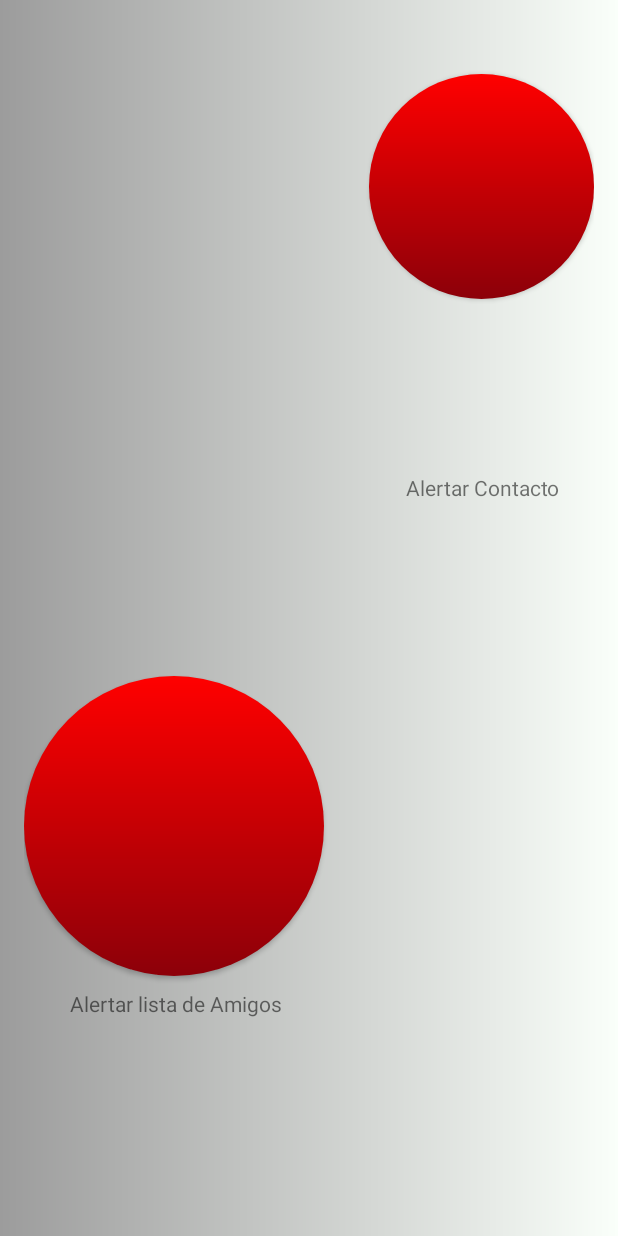
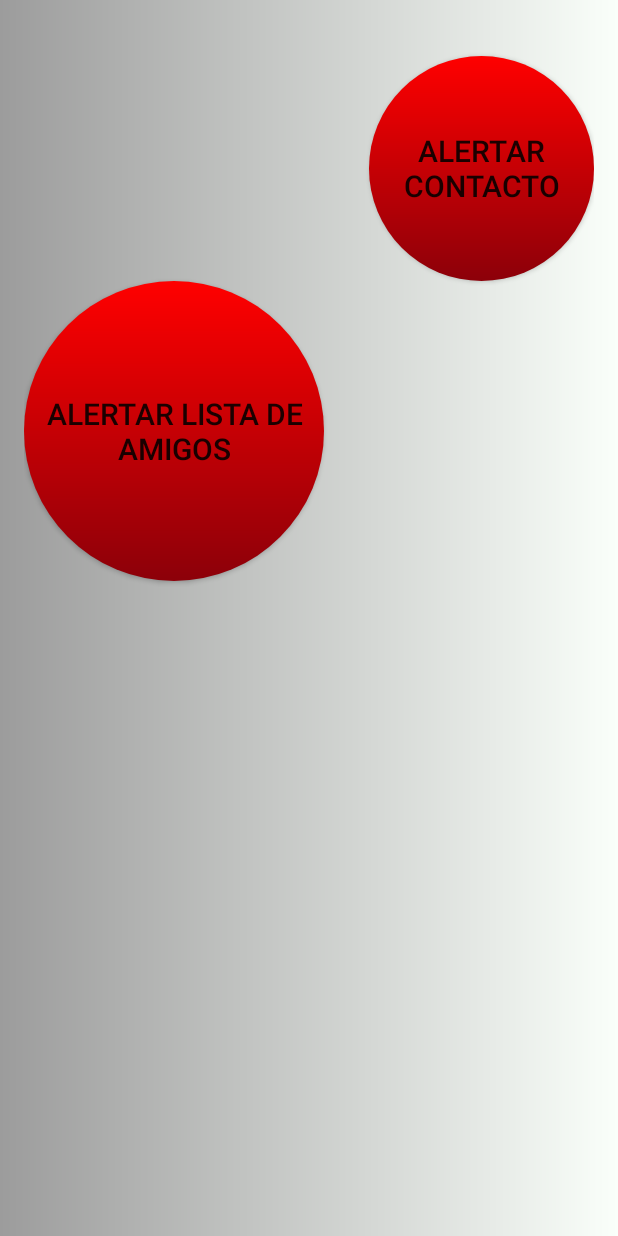
Before and after one commit to Mariani88/Lp4TP, an Android app: the screen it shows after launch (MainActivity), on a phone screen of 412 x 824 dp. Run offline under Robolectric (Android 15) with nearby library versions, the phone set to English and light mode, and no system bars.

Commit message:
corrijo errores en interface grafica de activacion e implemento funcion de prueba.

```diff
--- a/BotonDePanico/app/src/main/res/layout/activity_envio_de_sms.xml
+++ b/BotonDePanico/app/src/main/res/layout/activity_envio_de_sms.xml
@@ -64,7 +64,6 @@
         android:layout_width="wrap_content"
         android:layout_height="wrap_content"
         android:id="@+id/messageBody"
-        android:text="@string/textoAEnviar"
         android:layout_alignParentLeft="true"
         android:layout_alignParentStart="true"
         android:layout_above="@+id/centerPoint"
--- a/BotonDePanico/app/src/main/res/layout/activity_main.xml
+++ b/BotonDePanico/app/src/main/res/layout/activity_main.xml
@@ -11,16 +11,17 @@
     android:orientation="vertical"
     android:weightSum="1">
 
-    <Button
+    <TextView
         android:layout_width="wrap_content"
-        android:layout_height="33dp"
-        android:text="New Button"
-        android:id="@+id/button"
-        android:layout_gravity="center_horizontal"
-        android:alpha="0"/>
+        android:layout_height="wrap_content"
+        android:text="MODO DE PRUEBA ACTIVADO"
+        android:visibility="invisible"
+        android:id="@+id/campoTipoDeUso"
+        android:textSize="15dp"/>
 
     <Button
         android:id="@+id/botonAlertarContacto"
+        android:text="Alertar Contacto"
         android:layout_width="150dp"
         android:layout_height="150dp"
         android:background="@drawable/boton_circular"
@@ -34,14 +35,7 @@
         android:layout_gravity="right"
 />
 
-    <TextView
-        android:layout_width="149dp"
-        android:layout_height="wrap_content"
-        android:text="Alertar Contacto"
-        android:id="@+id/alertarContactoTextView"
-        android:gravity="center"
-        android:layout_gravity="right"
-        android:layout_weight="0.66" />
+
 
     <Button
         android:id="@+id/botonAlertarAmigos"
@@ -54,12 +48,12 @@
         android:layout_alignParentRight="true"
         android:layout_alignParentEnd="true"
         android:layout_below="@+id/vistaBotonRojoGrande"
-        android:layout_above="@+id/button3" />
+        android:layout_above="@+id/button3"
+        android:text="Alertar lista de Amigos"/>
 
     <TextView
         android:layout_width="202dp"
         android:layout_height="37dp"
-        android:text="Alertar lista de Amigos"
         android:gravity="center"
         android:id="@+id/alertarListaDeAmigosTextView" />
 
--- a/BotonDePanico/app/src/main/res/menu/menu_main.xml
+++ b/BotonDePanico/app/src/main/res/menu/menu_main.xml
@@ -9,8 +9,8 @@
         app:showAsAction="withText" />
 
     <item
-        android:id="@+id/opcionModificarRegistroDeUsuario"
-        android:title="@string/OpcionModificarRegistracionDeUsuario"
+        android:id="@+id/probarAplicacion"
+        android:title="Probar aplicacion"
         android:orderInCategory="100"
         app:showAsAction="withText" />
 
--- a/BotonDePanico/app/src/main/res/values/strings.xml
+++ b/BotonDePanico/app/src/main/res/values/strings.xml
@@ -22,11 +22,13 @@
     <string name="selectionButton">Seleccionar Contacto</string>
     <string name="sendButton">Enviar</string>
     <string name="textoAEnviar">¡Estoy en problemas ayuda!</string>
+    <string name="textoAEnviarDePrueba">MENSAJE DE PRUEBA: ¡Estoy en problemas ayuda! </string>
     <string name="enviandoMnsj">Enviando mensaje</string>
-    <string name="mnsjAlerta">Estoy en problemas ayuda!!</string>
+
     <string name="mnsjEnviado">Mensaje enviado</string>
     <string name="primeroSeleccioneUnContacto">Primero seleccione un contacto</string>
     <string name="mnsjSinFoto">No se puede mostrar la foto del contacto</string>
+
 
     <!--Ingreso de datos  -->
     <string name="title_activity_datos_usuario">Registración de Datos</string>
@@ -41,6 +43,7 @@
     <string name="msjeContactoEnviadoGuardado">Se ha guardado el usuario notificado para poder cancelar luego</string>
     <string name="msjecontactoEnviadoNoGuardado">No se ha guardado el usuario notificado</string>
     <string name="falsaAlarma">Fue una falsa alarma, gracias de todas formas</string>
+    <string name="pruebaFalsaAlarma">MENSAJE DE PRUEBA:Fue una falsa alarma, gracias de todas formas</string>
     <string name="title_activity_opcion_agregar_amigos">opcionAgregarAmigos</string>
 
     <string name="OpcionAgregarAmigos">Agregar Amigos</string>
```
Also changed, not shown: BotonDePanico/app/src/main/AndroidManifest.xml (+2 -6 lines), BotonDePanico/app/src/main/java/lenguajes4/botondepanico/EnvioDeSMSActivity.java (+10 -4 lines), BotonDePanico/app/src/main/java/lenguajes4/botondepanico/MainActivity.java (+38 -5 lines), 2 other files.
